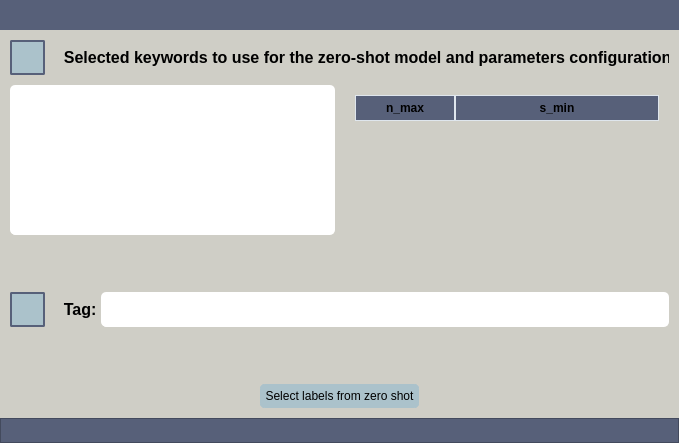
Old version of the form UIs/get_labels_from_zeroshot.ui in the repository IntelCompH2020/domain_classification.
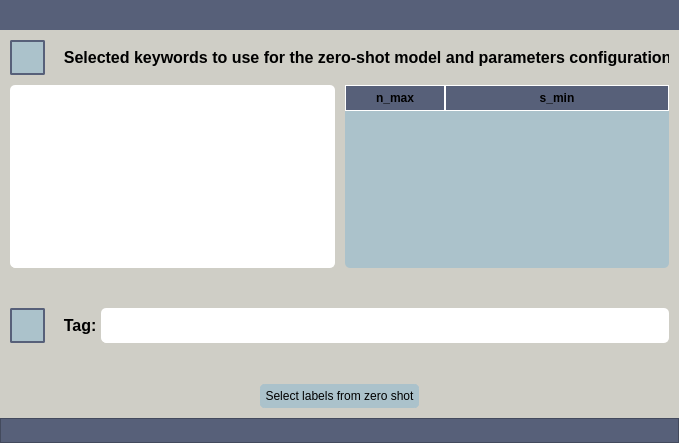
New version of the form. Icons and pictures are not drawn.

Commit message: Updating UIs of secondary windows and requirements used  in VM.

The edit to the form file:
```diff
--- a/UIs/get_labels_from_zeroshot.ui
+++ b/UIs/get_labels_from_zeroshot.ui
@@ -295,7 +295,7 @@
              <property name="maximumSize">
               <size>
                <width>16777215</width>
-               <height>150</height>
+               <height>16777215</height>
               </size>
              </property>
              <property name="styleSheet">
@@ -358,46 +358,31 @@
            </item>
            <item>
             <widget class="QTableWidget" name="table_params">
-             <property name="maximumSize">
-              <size>
-               <width>16777215</width>
-               <height>150</height>
-              </size>
-             </property>
              <property name="styleSheet">
               <string notr="true">QTableWidget {	
-	padding: 10px;
+	background-color: #ABC2CB; 
+	padding: 0px;
 	border-radius: 5px;
 	gridline-color: #DFE6ED;
-	color:black;
-	selection-color: #C7CDDA; 
-	selection-background-color: #C7CDDA; 
-	font: 12pt &quot;Arial&quot;;
 }
-QTableView::item { 
+QTableWidget::item{
+	padding-left: 5px;
+	padding-right: 5px;
 	background-color: #ABC2CB; 
 	color:black;
 }
-QTableView::item:selected{ 
-	background-color: #ABC2CB; 
-	color:black;
+QTableWidget::item:selected{
+	background-color: #A3A8AD;
 }
-
-QTableView::item:selected:active{ 
-	background-color: #ABC2CB; 
-}
-
 QScrollBar:horizontal {
+	background: transparent;
     border: none;
-    background: #A3A8AD;
     height: 2px;
-    margin: 0px 2px 0 2px;
-	border-radius: 0px;
+	margin: 0px 2px 0 2px;
 }
-
  QScrollBar:vertical {
-	border: none;
-    background: #A3A8AD;
+    background: transparent;
+    border: none;
     width: 2px;
     margin: 2px 0 2px 0;
 	border-radius: 0px;
@@ -407,18 +392,10 @@
 {
 	background-color: #576079;
 	padding: 3px;
-    border-bottom: 1px solid #DFE6ED;
-    border-right: 1px solid #DFE6ED;
-    border-top: 1px solid #DFE6ED;
-    border-left: 1px solid #DFE6ED;
-}
-
-QTableWidget::horizontalHeader {	
-	background-color: #576079;
-}
-
-QTableWidget::verticalHeader {	
-	background-color: #576079;
+    border-bottom: 1px solid #FFFFFF;
+    border-right: 1px solid #FFFFFF;
+    border-top: 1px solid #FFFFFF;
+    border-left: 1px solid #FFFFFF;
 }
 
 QToolTip {	
```
Left out of the diff: 9 changed lines with no effect on the pictures. The commit also changes 5 other files.
